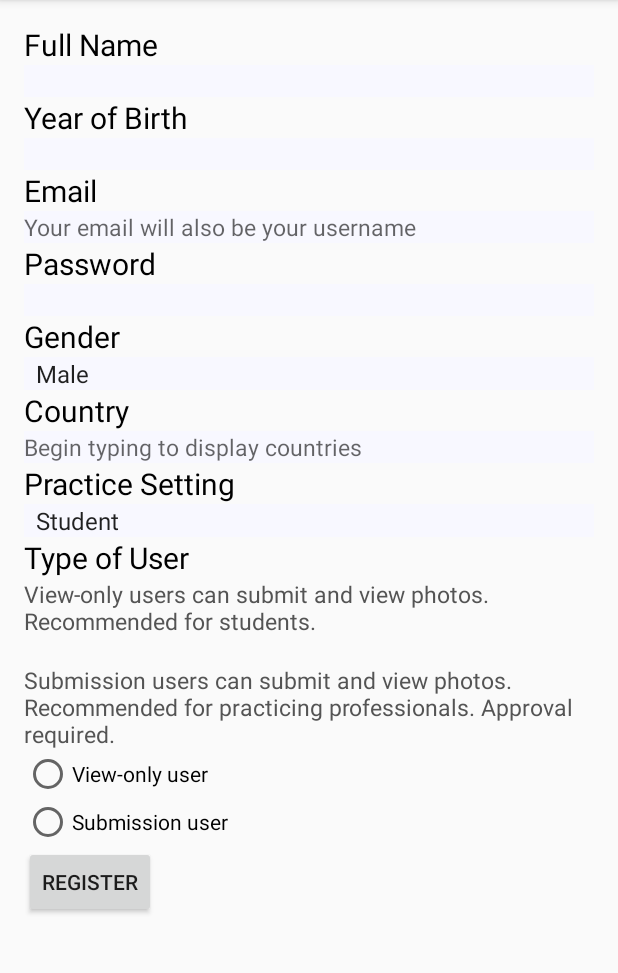
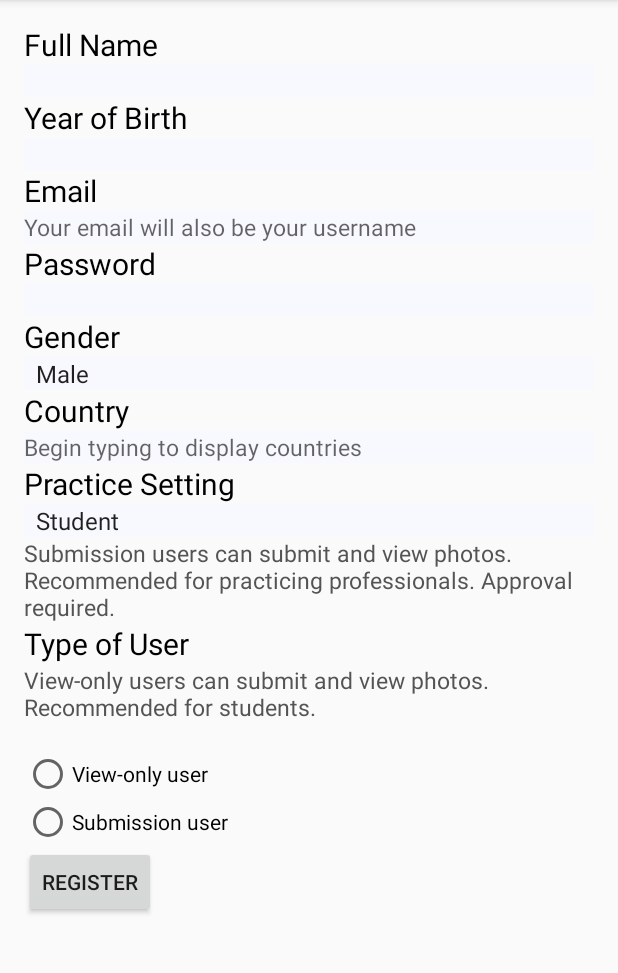
Before and after one commit to soniajili/cis350derm, an Android app: the RegistrationActivity screen opened directly, with no data from a screen before it, on a phone screen of 412 x 824 dp, the part 84-1057 px from its top. Run offline under Robolectric (Android 15) with nearby library versions, the phone set to English and light mode, and no system bars; libraries missing offline, so code that uses them is left out: com.parse.

```diff
--- a/Instaderm/app/src/main/java/cis350/instaderm/RegistrationActivity.java
+++ b/Instaderm/app/src/main/java/cis350/instaderm/RegistrationActivity.java
@@ -10,6 +10,9 @@ import android.widget.Button;
 import android.widget.RadioButton;
 import android.widget.Spinner;
 import android.widget.Toast;
+
+import com.parse.ParseObject;
+import com.parse.ParseQuery;
 
 /**
  * Created by Sonia on 3/18/15.
@@ -33,7 +36,8 @@ public class RegistrationActivity extends ActionBarActivity implements View.OnCl
         genderSelection.setAdapter(genderAdapter);
 
         // Add country information
-        AutoCompleteTextView textView = (AutoCompleteTextView) findViewById(R.id.autocomplete_country);
+        // TODO: Ensure that final doesn't limit the capabilities of textView
+        final AutoCompleteTextView textView = (AutoCompleteTextView) findViewById(R.id.autocomplete_country);
         String[] countries = getResources().getStringArray(R.array.country_array);
         ArrayAdapter<String> countryAdapter =
                 new ArrayAdapter<String>(this, android.R.layout.simple_list_item_1, countries);
@@ -50,6 +54,25 @@ public class RegistrationActivity extends ActionBarActivity implements View.OnCl
         register.setOnClickListener(new View.OnClickListener() {
             @Override
             public void onClick(View v) {
+
+                ParseObject newuser = new ParseObject("derpyderm"); // TODO: FIGURE OUT OBJECT NAMES
+                newuser.put("Gender", genderSelection.getSelectedItem().toString());
+                newuser.put("Country", textView.getText().toString()); //TODO: ASK ABOUT RETRIEVING COUNTRY INFO
+                newuser.put("Setting", practiceSettingSelection.getSelectedItem().toString());
+
+                newuser.saveInBackground();
+
+                ParseQuery<ParseObject> query = ParseQuery.getQuery("derpyderm");
+                //query.getInBackground("xWMyZ4YEGZ", new GetCallback<ParseObject>() { //TODO: ADJUST THESE
+                  //  public void done(ParseObject object, ParseException e) {
+                    //    if (e == null) {
+                            // object will be your game score
+                      //  } else {
+                            // something went wrong
+                        //}
+                //    }
+                //});
+
                 Intent intent = new Intent(getApplicationContext(), DisclaimerActivity.class);
                 startActivity(intent);
 
@@ -76,4 +99,6 @@ public class RegistrationActivity extends ActionBarActivity implements View.OnCl
         }
 
     }
+
+
 }
--- a/Instaderm/app/src/main/res/layout/activity_registration.xml
+++ b/Instaderm/app/src/main/res/layout/activity_registration.xml
@@ -135,6 +135,15 @@
                 />
             <!-- Type of User -->
             <TextView
+                android:id="@+id/submissionUserDescription"
+                android:layout_width="wrap_content"
+                android:layout_height="wrap_content"
+                android:textColor="#545454"
+                android:textSize="15dp"
+                android:text="@string/submissionDescription"
+                />
+
+            <TextView
                 android:id="@+id/userType"
                 android:layout_width="wrap_content"
                 android:layout_height="wrap_content"
@@ -149,14 +158,6 @@
                 android:textColor="#545454"
                 android:textSize="15dp"
                 android:text="@string/viewDescription"
-                />
-            <TextView
-                android:id="@+id/submissionUserDescription"
-                android:layout_width="wrap_content"
-                android:layout_height="wrap_content"
-                android:textColor="#545454"
-                android:textSize="15dp"
-                android:text="@string/submissionDescription"
                 />
 
             <RadioGroup xmlns:android="http://schemas.android.com/apk/res/android"
```
Also changed, not shown: 2 other files.
